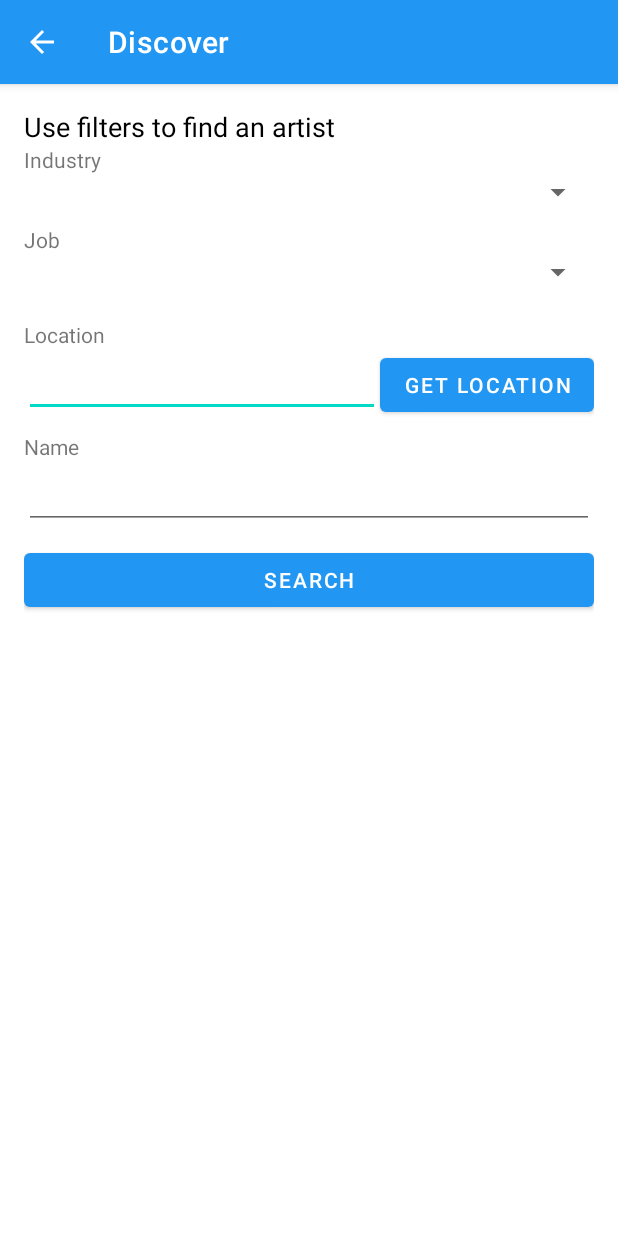
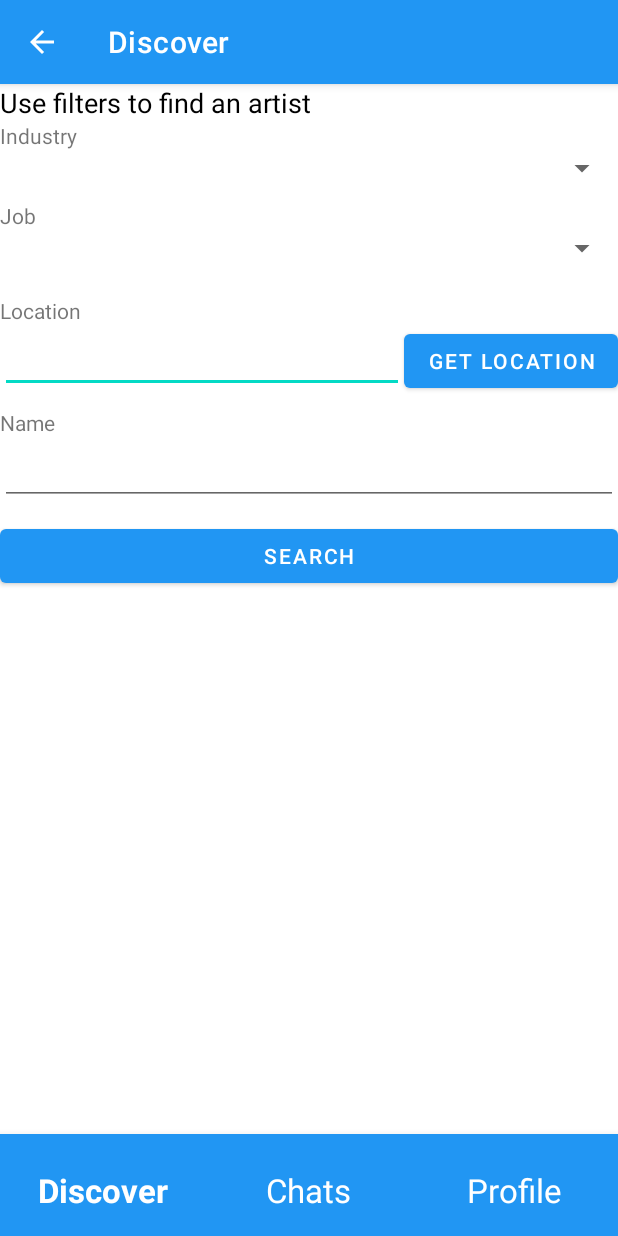
Before and after one commit to BigThor20/FindArtist, an Android app: the DiscoverActivity screen opened directly, with no data from a screen before it, on a phone screen of 412 x 824 dp. Run offline under Robolectric (Android 15) with nearby library versions, the phone set to English and light mode, and no system bars; our stand-ins replace Firebase (no records; nobody signed in at launch, a user with empty details on screens opened directly).

Commit message:
add bottom navbar frontend

```diff
--- a/app/src/main/java/com/example/findartist/views/DiscoverActivity.kt
+++ b/app/src/main/java/com/example/findartist/views/DiscoverActivity.kt
@@ -16,14 +16,38 @@ import com.example.findartist.R
 import com.example.findartist.location.LocationUtils
 import com.google.android.gms.location.FusedLocationProviderClient
 import com.google.android.gms.location.LocationServices
+import com.google.android.material.bottomnavigation.BottomNavigationView
 
 class DiscoverActivity : AppCompatActivity() {
     private lateinit var fusedLocationClient: FusedLocationProviderClient
+    private lateinit var bottomNavigationView: BottomNavigationView
 
 
     override fun onCreate(savedInstanceState: Bundle?) {
         super.onCreate(savedInstanceState)
         setContentView(R.layout.discover_page)
+
+        //nav
+        bottomNavigationView = findViewById(R.id.bottom_navigation)
+        bottomNavigationView.setOnNavigationItemSelectedListener { menuItem ->
+            when (menuItem.itemId) {
+                R.id.menu_discover -> {
+                    // Handle Home item selection
+                    Log.i("home", "am apasat buton")
+                    true
+                }
+                R.id.menu_chats -> {
+                    // Handle Search item selection
+                    true
+                }
+                R.id.menu_profile -> {
+                    // Handle Profile item selection
+                    true
+                }
+                else -> false
+            }
+        }
+        //end nav
 
         if (savedInstanceState == null) {
             supportFragmentManager.beginTransaction()
--- a/app/src/main/res/layout/discover_page.xml
+++ b/app/src/main/res/layout/discover_page.xml
@@ -1,8 +1,14 @@
 <?xml version="1.0" encoding="utf-8"?>
-<androidx.core.widget.NestedScrollView
-    xmlns:android="http://schemas.android.com/apk/res/android"
+<LinearLayout xmlns:android="http://schemas.android.com/apk/res/android"
     android:layout_width="match_parent"
-    android:layout_height="match_parent">
+    android:layout_height="match_parent"
+    xmlns:app="http://schemas.android.com/apk/res-auto"
+    android:orientation="vertical">
+
+    <androidx.core.widget.NestedScrollView
+        android:layout_width="match_parent"
+        android:layout_height="0dp"
+        android:layout_weight="1">
 
     <LinearLayout
         android:layout_width="match_parent"
@@ -10,12 +16,6 @@
         android:orientation="vertical"
         android:paddingBottom="5dp"
         android:gravity="center_vertical">
-
-        <LinearLayout
-            android:layout_width="match_parent"
-            android:layout_height="match_parent"
-            android:orientation="vertical"
-            android:padding="16dp">
 
             <TextView
                 android:layout_width="wrap_content"
@@ -75,14 +75,22 @@
                 android:layout_width="match_parent"
                 android:layout_height="wrap_content"
                 android:text="Search" />
-        </LinearLayout>
 
         <FrameLayout
             android:id="@+id/fragment_container"
             android:layout_width="match_parent"
             android:layout_height="match_parent">
         </FrameLayout>
+
     </LinearLayout>
+    </androidx.core.widget.NestedScrollView>
 
-
-</androidx.core.widget.NestedScrollView>
+    <com.google.android.material.bottomnavigation.BottomNavigationView
+        android:id="@+id/bottom_navigation"
+        android:layout_width="match_parent"
+        android:layout_height="wrap_content"
+        style="@style/CustomBottomNavigationStyle"
+        app:itemTextAppearanceActive="@style/CustomBottomNavigationStyle"
+        app:itemTextAppearanceInactive="@style/CustomBottomNavigationStyle"
+        app:menu="@menu/bottom_navigation_menu" />
+</LinearLayout>
--- /dev/null
+++ b/app/src/main/res/menu/bottom_navigation_menu.xml
@@ -0,0 +1,22 @@
+<menu xmlns:android="http://schemas.android.com/apk/res/android"
+    xmlns:app="http://schemas.android.com/apk/res-auto">
+
+    <item
+        android:id="@+id/menu_discover"
+        android:title="Discover"
+        app:showAsAction="always"
+        app:itemTextColor="@color/white" />
+
+    <item
+        android:id="@+id/menu_chats"
+        android:title="Chats"
+        app:showAsAction="always"
+        app:itemTextColor="@color/white" />
+
+    <item
+        android:id="@+id/menu_profile"
+        android:title="Profile"
+        app:showAsAction="always"
+        app:itemTextColor="@color/white" />
+
+</menu>
--- /dev/null
+++ b/app/src/main/res/values/styles.xml
@@ -0,0 +1,20 @@
+<resources>
+    <!-- App theme -->
+    <style name="AppTheme" parent="Theme.MaterialComponents.Light">
+        <!-- Other style attributes -->
+
+        <!-- Customize BottomNavigationView -->
+        <item name="bottomNavigationStyle">@style/CustomBottomNavigationStyle</item>
+    </style>
+
+    <!-- Custom style for BottomNavigationView -->
+    <style name="CustomBottomNavigationStyle" parent="Widget.MaterialComponents.BottomNavigationView">
+        <item name="android:background">@color/blue_500</item>
+        <item name="itemTextColor">@color/white</item>
+        <item name="android:textSize">22sp</item>
+        <item name="android:paddingBottom">12dp</item>
+    </style>
+
+
+
+</resources>
```
